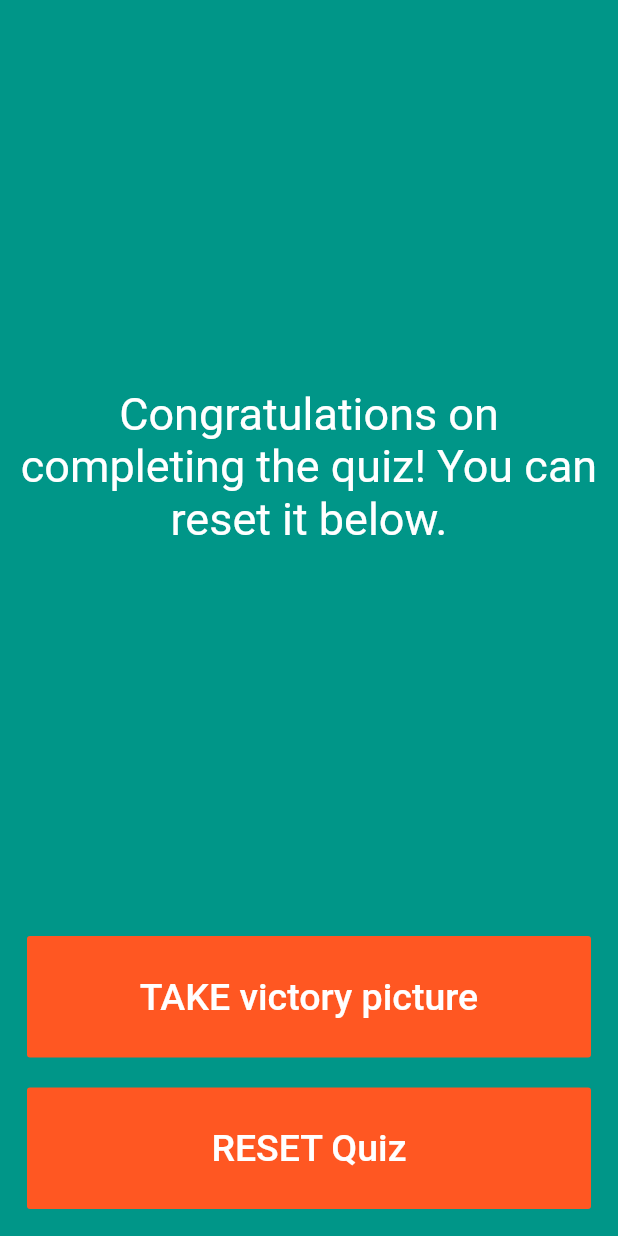
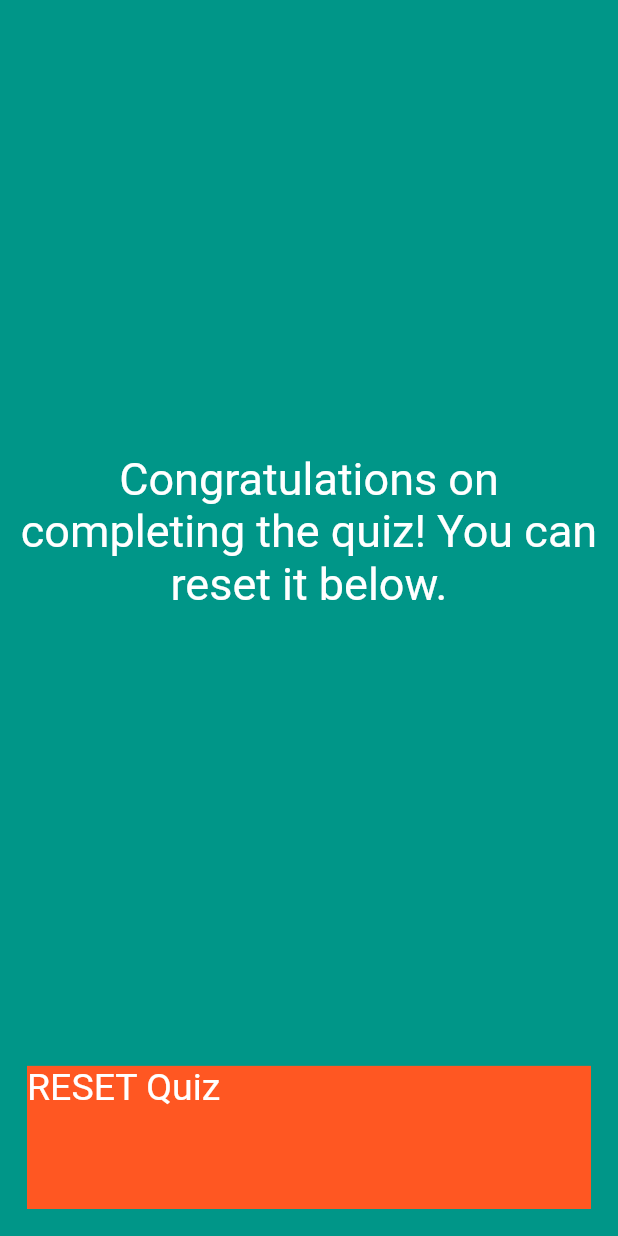
Before and after one commit to JulesHermans/les5QuizAppSolution, a Flutter app: the EndScreen screen opened directly, on a phone screen of 412 x 824 dp. Run offline on Flutter 3.47's test engine with Material 2 defaults, Android fonts, the light colour scheme and no system bars.

Commit message:
Restart example

```diff
--- a/lib/screens/EndScreen.dart
+++ b/lib/screens/EndScreen.dart
@@ -1,8 +1,5 @@
-import 'dart:async';
-import 'dart:io';
 import 'package:flutter/material.dart';
 
-import 'package:image_picker/image_picker.dart';
 
 class EndScreen extends StatefulWidget {
   @override
@@ -10,16 +7,6 @@ class EndScreen extends StatefulWidget {
 }
 
 class _EndScreenState extends State<EndScreen> {
-  final ImagePicker picker = ImagePicker();
-
-  File image;
-
-  void getAndAddImage() async {
-    PickedFile pickedFile = await picker.getImage(source: ImageSource.camera);
-    setState(() {
-      image = File(pickedFile.path);
-    });
-  }
 
   @override
   Widget build(BuildContext context) {
@@ -33,44 +20,26 @@ class _EndScreenState extends State<EndScreen> {
             Expanded(
                 flex: 6,
                 child: Center(
-                  child: image != null
-                      ? Image.file(image)
-                      : Text(
+                  child: Text(
                           'Congratulations on completing the quiz! You can reset it below.',
                           textAlign: TextAlign.center,
                           style: TextStyle(color: Colors.white, fontSize: 30),
                         ),
                 )),
-            image != null
-                ? Container()
-                : Expanded(
-                    child: Padding(
-                    padding: EdgeInsets.all(10.0),
-                    child: FlatButton(
-                      color: Colors.deepOrange,
-                      textColor: Colors.white,
-                      child: Text(
-                        'TAKE victory picture',
-                        style: TextStyle(fontSize: 25),
-                      ),
-                      onPressed: () {
-                        getAndAddImage();
-                      },
-                    ),
-                  )),
             Expanded(
                 child: Padding(
               padding: EdgeInsets.all(10.0),
-              child: FlatButton(
-                color: Colors.deepOrange,
-                textColor: Colors.white,
-                child: Text(
-                  'RESET Quiz',
-                  style: TextStyle(fontSize: 25),
+              child: GestureDetector(
+                onTap: (){
+                  print("reset pressed!");
+                },
+                child: Container(
+                  color: Colors.deepOrange,
+                  child: Text(
+                    'RESET Quiz',
+                    style: TextStyle(fontSize: 25, color:Colors.white),
+                  ),
                 ),
-                onPressed: () {
-                  Navigator.pop(context);
-                },
               ),
             )),
           ],
```
Also changed, not shown: lib/screens/HomeScreen.dart (+15 -20 lines).
